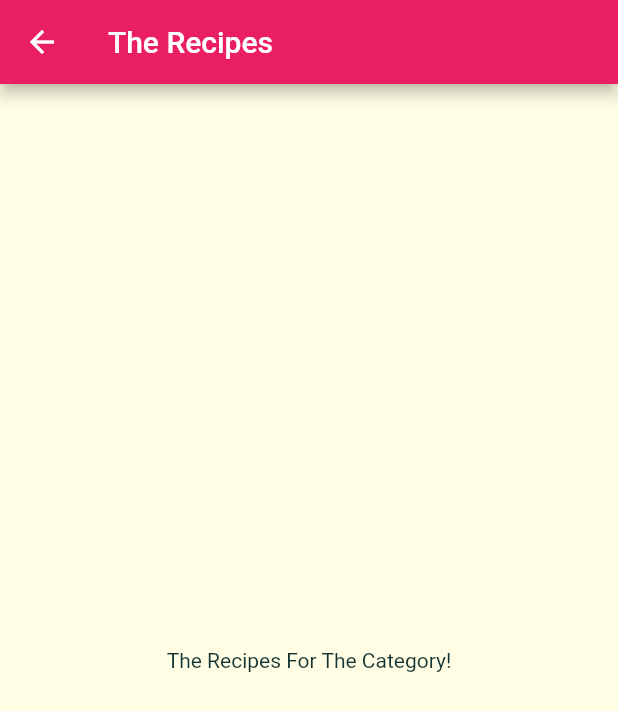
After one commit to kmadisa/meals_app, a Flutter app: the screen it shows after launch, after a tap on "Italian", on a phone screen of 412 x 824 dp. The commit adds this screen. Shown: the top 711 px of the screen. Run offline on Flutter 3.47's test engine with Material 2 defaults, Android fonts, the phone set to English and light mode, and no system bars.

Commit message:
165 Navigating to a New Page

```diff
--- a/lib/category_item.dart
+++ b/lib/category_item.dart
@@ -1,4 +1,5 @@
 import 'package:flutter/material.dart';
+import 'package:meals_app/category_meals_screen.dart';
 
 class CategoryItem extends StatelessWidget {
   final String title;
@@ -6,9 +7,19 @@ class CategoryItem extends StatelessWidget {
 
   CategoryItem(this.title, this.color);
 
+  void selectCategory(BuildContext ctx) {
+    Navigator.of(ctx).push(MaterialPageRoute(builder: (_) {
+      return CategoryMealsScreen();
+    }));
+  }
+
   @override
   Widget build(BuildContext context) {
-    return Container(
+    return InkWell(
+      onTap: () => selectCategory(context),
+      splashColor: Theme.of(context).primaryColor,
+      borderRadius: BorderRadius.circular(15),
+      child: Container(
         padding: const EdgeInsets.all(15),
         child: Text(
           title,
@@ -25,6 +36,7 @@ class CategoryItem extends StatelessWidget {
           ),
           borderRadius: BorderRadius.circular(15),
         ),
+      ),
     );
   }
 }
--- /dev/null
+++ b/lib/category_meals_screen.dart
@@ -0,0 +1,15 @@
+import 'package:flutter/material.dart';
+
+class CategoryMealsScreen extends StatelessWidget {
+  @override
+  Widget build(BuildContext context) {
+    return Scaffold(
+      appBar: AppBar(
+        title: Text('The Recipes'),
+      ),
+      body: Center(
+        child: Text('The Recipes For The Category!'),
+      ),
+    );
+  }
+}
```
Lines whose indentation alone changed are shown as unchanged.
